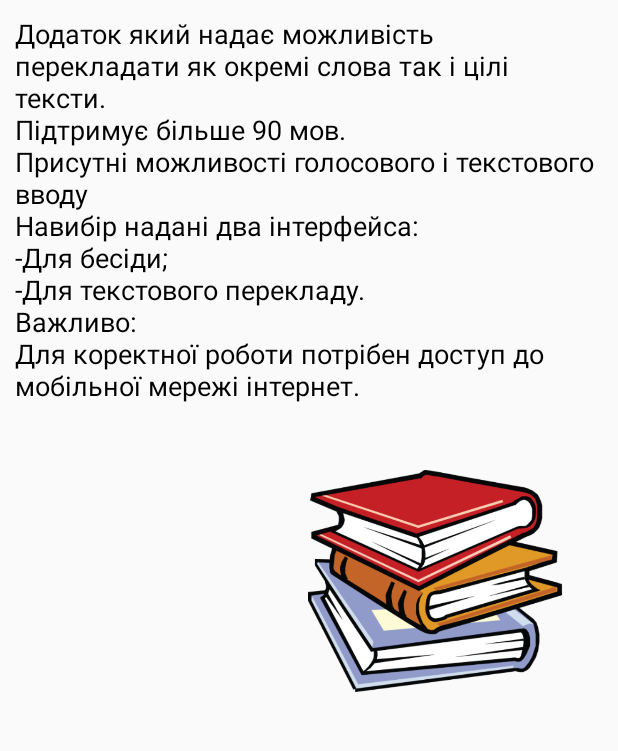
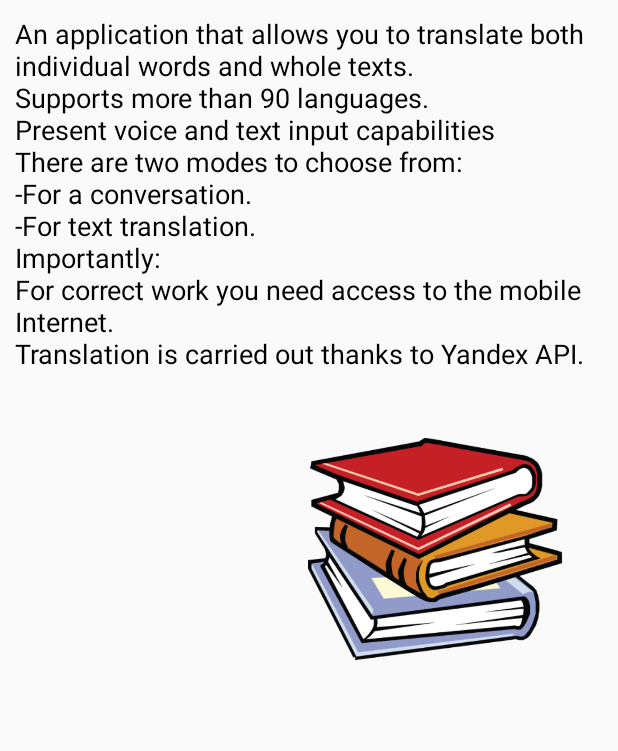
Before and after one commit to VasylGladkyy/AndroidVoiceLanguageAssistant, an Android app: the AboutActivity screen opened directly, with no data from a screen before it, on a phone screen of 412 x 824 dp, the part 167-918 px from its top. Run offline under Robolectric (Android 15) with nearby library versions, the light colour scheme and no system bars; Roboto replaces fonts that are not available here.

Commit message:
add about app text

```diff
--- a/app/src/main/res/values/strings.xml
+++ b/app/src/main/res/values/strings.xml
@@ -25,14 +25,15 @@
     <string name="select_matching_text">Select Matching Text</string>
 
     <string name="about_app_text">
-        Додаток який надає можливість перекладати як окремі слова так і цілі тексти.
-        \nПідтримує більше 90 мов.
-        \nПрисутні можливості голосового і текстового вводу
-        \nНавибір надані два інтерфейса:
-        \n-Для бесіди;
-        \n-Для текстового перекладу.
-        \nВажливо:
-        \nДля коректної роботи потрібен доступ до мобільної мережі інтернет.
+        An application that allows you to translate both individual words and whole texts.
+        \nSupports more than 90 languages.
+        \nPresent voice and text input capabilities
+        \nThere are two modes to choose from:
+        \n-For a conversation.
+        \n-For text translation.
+        \nImportantly:
+        \nFor correct work you need access to the mobile Internet.
+        \nTranslation is carried out thanks to Yandex API.
     </string>
 
 </resources>
```
